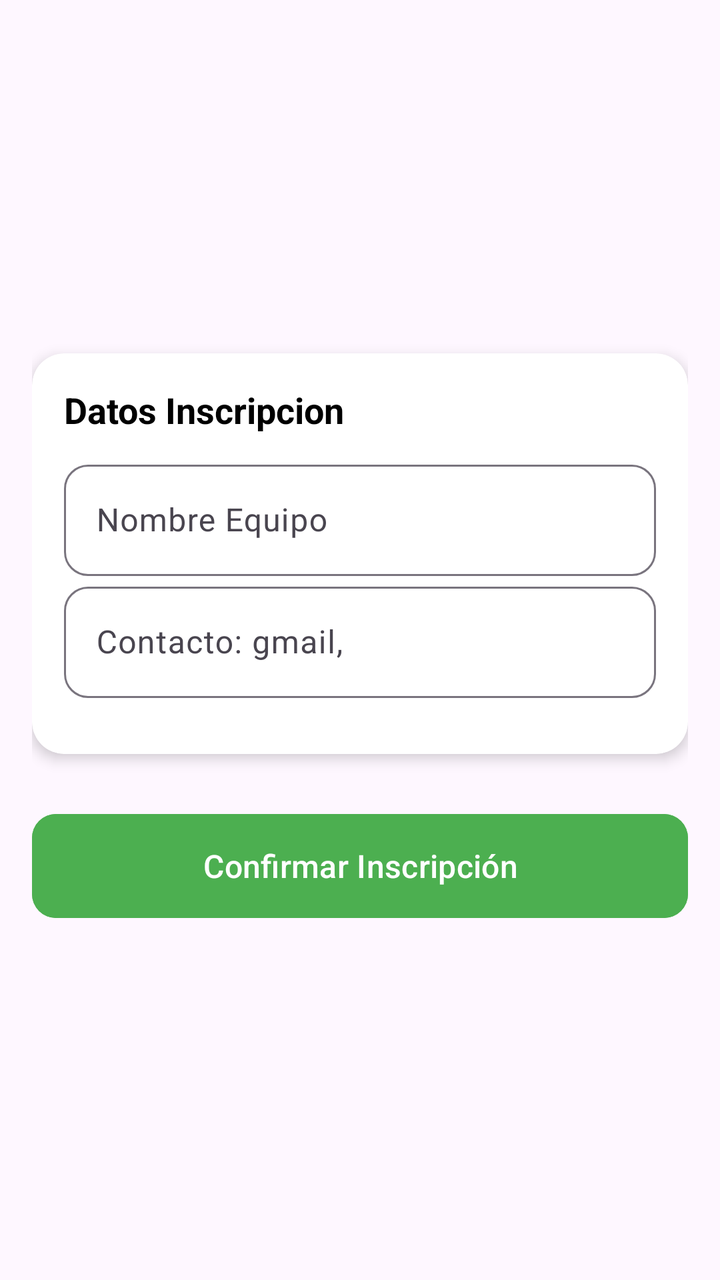
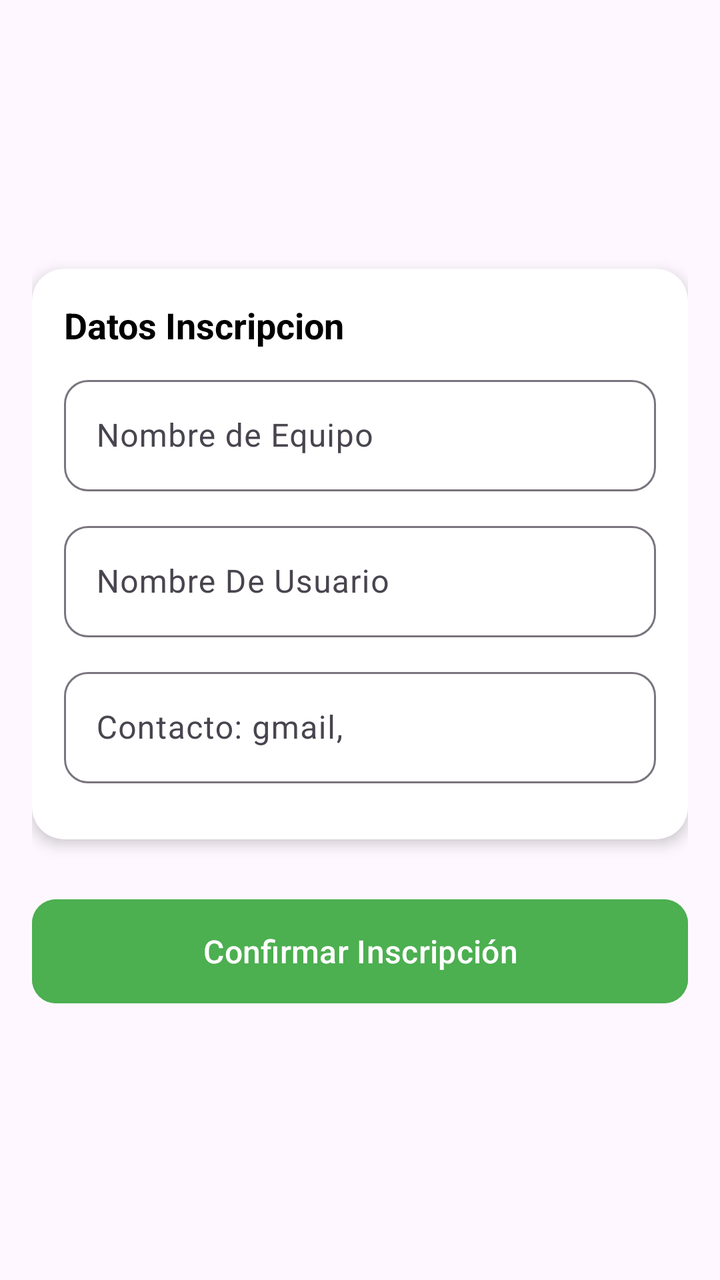

Before-and-after screenshots of an Android layout around one commit, followed by the original layout XML and the change that was made.
<!-- AndroidManifest.xml: application theme Theme.AdministracionDeTornerosElectronicos -->
<!-- res/layout/fragment_inscripcion_formulario.xml -->
<?xml version="1.0" encoding="utf-8"?>
<androidx.constraintlayout.widget.ConstraintLayout xmlns:android="http://schemas.android.com/apk/res/android"
    xmlns:app="http://schemas.android.com/apk/res-auto"
    xmlns:tools="http://schemas.android.com/tools"
    android:layout_width="match_parent"
    android:layout_height="match_parent"
    tools:context=".formularioFragment">


    <ScrollView
        android:layout_width="match_parent"
        android:layout_height="match_parent"
        android:fillViewport="true"
        app:layout_constraintBottom_toBottomOf="parent"
        app:layout_constraintEnd_toEndOf="parent"
        app:layout_constraintStart_toStartOf="parent"
        app:layout_constraintTop_toTopOf="parent">

        <LinearLayout
            android:layout_width="match_parent"
            android:layout_height="wrap_content"
            android:orientation="vertical"
            android:padding="16dp"
            android:gravity="center">

            <androidx.cardview.widget.CardView
                android:layout_width="match_parent"
                android:layout_height="wrap_content"
                android:layout_marginBottom="16dp"
                app:cardElevation="4dp"
                app:cardCornerRadius="16dp">

                <LinearLayout
                    android:layout_width="match_parent"
                    android:layout_height="wrap_content"
                    android:orientation="vertical"
                    android:padding="16dp">

                    <TextView
                        android:id="@+id/textView4"
                        android:layout_width="match_parent"
                        android:layout_height="wrap_content"
                        android:layout_marginBottom="10dp"
                        android:text="Datos Inscripcion"
                        android:textColor="@color/black"
                        android:textSize="18sp"
                        android:textStyle="bold" />

                    <com.google.android.material.textfield.TextInputLayout
                        android:layout_width="match_parent"
                        android:layout_height="match_parent"
                        app:boxCornerRadiusBottomEnd="12dp"
                        app:boxCornerRadiusBottomStart="12dp"
                        app:boxCornerRadiusTopEnd="12dp"
                        app:boxCornerRadiusTopStart="12dp"
                        >

                        <com.google.android.material.textfield.TextInputEditText
                            android:id="@+id/txtParticipanteOEquipo"
                            android:layout_width="match_parent"
                            android:layout_height="wrap_content"
                            android:hint="Nombre Equipo" />

                    </com.google.android.material.textfield.TextInputLayout>

                    <com.google.android.material.textfield.TextInputLayout
                        android:layout_width="match_parent"
                        android:layout_height="match_parent"
                        app:boxCornerRadiusBottomEnd="12dp"
                        app:boxCornerRadiusBottomStart="12dp"
                        app:boxCornerRadiusTopEnd="12dp"
                        app:boxCornerRadiusTopStart="12dp">

                        <com.google.android.material.textfield.TextInputEditText
                            android:id="@+id/txtContactoLider"
                            android:layout_width="match_parent"
                            android:layout_height="wrap_content"
                            android:hint="Contacto: gmail, " />

                    </com.google.android.material.textfield.TextInputLayout>


                    <LinearLayout
                        android:id="@+id/contenedorJugadoresExtra"
                        android:layout_width="match_parent"
                        android:layout_height="wrap_content"
                        android:orientation="vertical"
                        android:layout_marginTop="12dp" />

                </LinearLayout>
            </androidx.cardview.widget.CardView>

            <Button

                android:id="@+id/btnConfirmarInscripcion"
                android:layout_width="match_parent"
                android:layout_height="60dp"
                android:layout_marginTop="10dp"
                app:cornerRadius="12dp"
                android:text="Confirmar Inscripción"
                android:textSize="16sp"
                android:backgroundTint="#4CAF50" />

        </LinearLayout>
    </ScrollView>

</androidx.constraintlayout.widget.ConstraintLayout>
<!-- resources referenced by this layout -->
<resources>
  <color name="black">#FF000000</color>
  <style name="Theme.AdministracionDeTornerosElectronicos" parent="Base.Theme.AdministracionDeTornerosElectronicos" />
  <style name="Base.Theme.AdministracionDeTornerosElectronicos" parent="Theme.Material3.DayNight.NoActionBar">
          
          
      </style>
</resources>

<!-- the commit's change to res/layout/fragment_inscripcion_formulario.xml (unified diff, before → after) -->
@@ -46,23 +46,45 @@
                         android:textSize="18sp"
                         android:textStyle="bold" />
 
+                    
                     <com.google.android.material.textfield.TextInputLayout
+                        android:id="@+id/tilNombreEquipo"
                         android:layout_width="match_parent"
                         android:layout_height="match_parent"
+                        android:layout_marginBottom="12dp"
                         app:boxCornerRadiusBottomEnd="12dp"
                         app:boxCornerRadiusBottomStart="12dp"
                         app:boxCornerRadiusTopEnd="12dp"
-                        app:boxCornerRadiusTopStart="12dp"
-                        >
+                        app:boxCornerRadiusTopStart="12dp">
+
+                        <com.google.android.material.textfield.TextInputEditText
+                            android:id="@+id/txtNombreEquipo"
+                            android:layout_width="match_parent"
+                            android:layout_height="wrap_content"
+                            android:hint="Nombre de Equipo" />
+
+                    </com.google.android.material.textfield.TextInputLayout>
+
+                    
+                    <com.google.android.material.textfield.TextInputLayout
+                        android:id="@+id/tilParticipanteOEquipo"
+                        android:layout_width="match_parent"
+                        android:layout_height="match_parent"
+                        android:layout_marginBottom="12dp"
+                        app:boxCornerRadiusBottomEnd="12dp"
+                        app:boxCornerRadiusBottomStart="12dp"
+                        app:boxCornerRadiusTopEnd="12dp"
+                        app:boxCornerRadiusTopStart="12dp">
 
                         <com.google.android.material.textfield.TextInputEditText
                             android:id="@+id/txtParticipanteOEquipo"
                             android:layout_width="match_parent"
                             android:layout_height="wrap_content"
-                            android:hint="Nombre Equipo" />
+                            android:hint="Nombre De Usuario" />
 
                     </com.google.android.material.textfield.TextInputLayout>
 
+                    
                     <com.google.android.material.textfield.TextInputLayout
                         android:layout_width="match_parent"
                         android:layout_height="match_parent"
@@ -91,7 +113,6 @@
             </androidx.cardview.widget.CardView>
 
             <Button
-
                 android:id="@+id/btnConfirmarInscripcion"
                 android:layout_width="match_parent"
                 android:layout_height="60dp"
